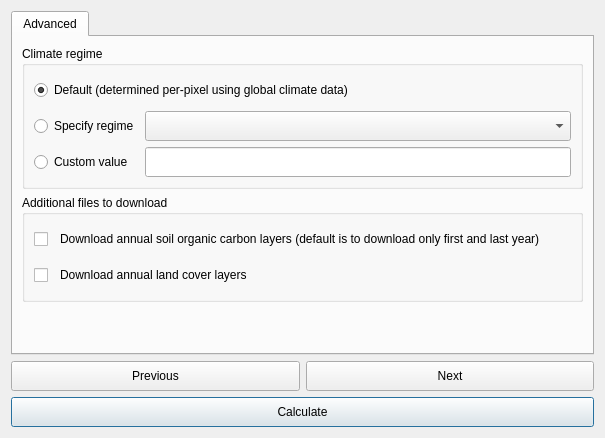
Above: LDMP/gui/DlgCalculateSOC.ui from ConservationInternational/trends.earth before the change. Below: the same form after it.
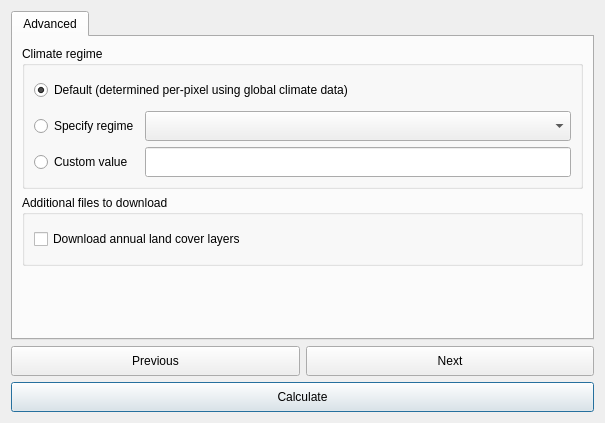
That is the form after the change.

Commit message: Remove option to download annual soc layers (they are now always downloaded).

Patch:
```diff
--- a/LDMP/gui/DlgCalculateSOC.ui
+++ b/LDMP/gui/DlgCalculateSOC.ui
@@ -143,7 +143,7 @@
           <string>Additional files to download</string>
          </property>
          <layout class="QGridLayout" name="gridLayout_4">
-          <item row="2" column="0">
+          <item row="1" column="0">
            <widget class="QCheckBox" name="download_annual_lc">
             <property name="minimumSize">
              <size>
@@ -158,59 +158,8 @@
              </size>
             </property>
             <property name="text">
-             <string/>
-            </property>
-           </widget>
-          </item>
-          <item row="0" column="0">
-           <widget class="QCheckBox" name="download_annual_soc">
-            <property name="minimumSize">
-             <size>
-              <width>0</width>
-              <height>30</height>
-             </size>
-            </property>
-            <property name="maximumSize">
-             <size>
-              <width>20</width>
-              <height>16777215</height>
-             </size>
-            </property>
-            <property name="text">
-             <string/>
-            </property>
-           </widget>
-          </item>
-          <item row="0" column="1">
-           <widget class="QLabel" name="label_4">
-            <property name="minimumSize">
-             <size>
-              <width>0</width>
-              <height>30</height>
-             </size>
-            </property>
-            <property name="text">
-             <string>Download annual soil organic carbon layers (default is to download only first and last year)</string>
-            </property>
-            <property name="wordWrap">
-             <bool>true</bool>
-            </property>
-           </widget>
-          </item>
-          <item row="2" column="1">
-           <widget class="QLabel" name="label_5">
-            <property name="minimumSize">
-             <size>
-              <width>0</width>
-              <height>30</height>
-             </size>
-            </property>
-            <property name="text">
              <string>Download annual land cover layers</string>
             </property>
-            <property name="wordWrap">
-             <bool>true</bool>
-            </property>
            </widget>
           </item>
          </layout>
```
The commit also changes 1 other file.
